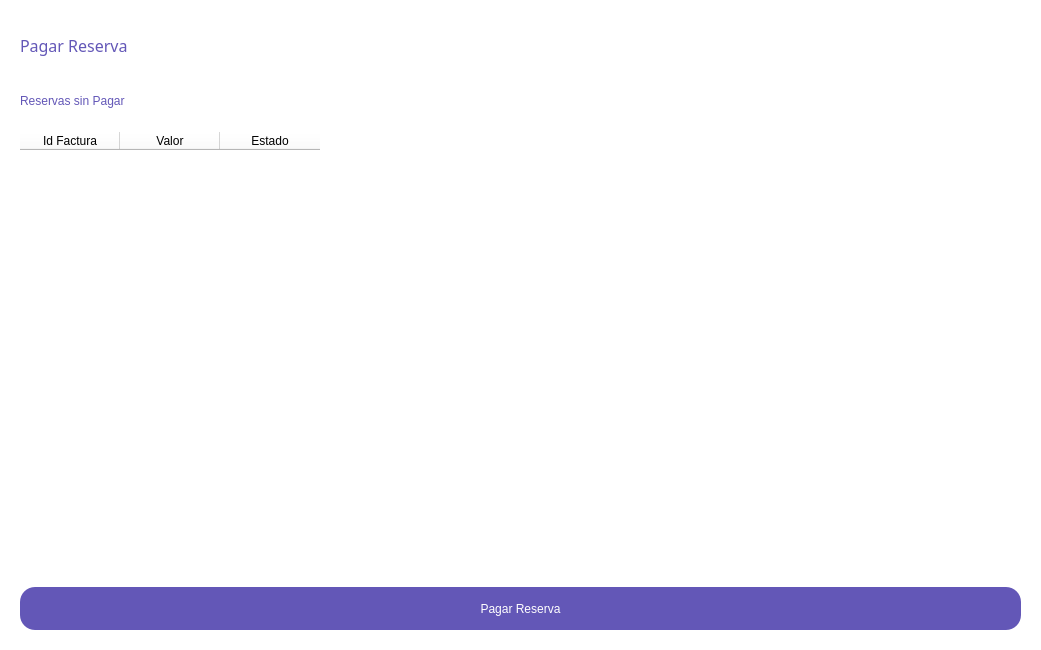
Above: GUI/Resources/UI/PagarRe.ui from difer19/Gestor-de-Hangares before the change. Below: the same form after it.
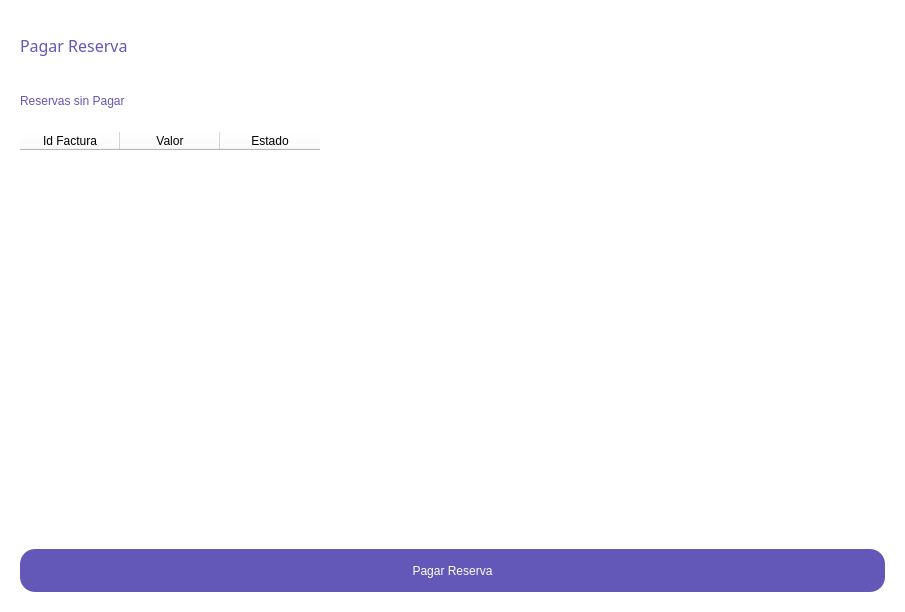
That is the form after the change.

What changed in the file:
```diff
--- a/GUI/Resources/UI/PagarRe.ui
+++ b/GUI/Resources/UI/PagarRe.ui
@@ -6,8 +6,8 @@
    <rect>
     <x>0</x>
     <y>0</y>
-    <width>1041</width>
-    <height>650</height>
+    <width>905</width>
+    <height>612</height>
    </rect>
   </property>
   <property name="windowTitle">
@@ -144,6 +144,9 @@
           <height>68</height>
          </size>
         </property>
+        <property name="styleSheet">
+         <string notr="true"/>
+        </property>
         <property name="alternatingRowColors">
          <bool>true</bool>
         </property>
```
